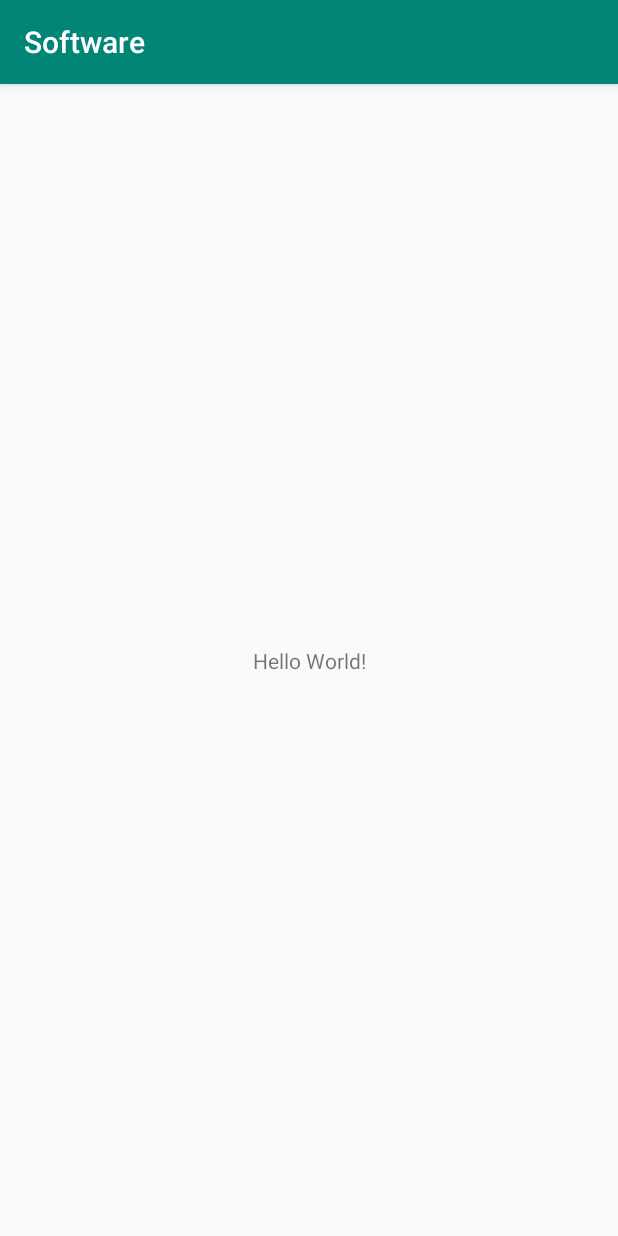
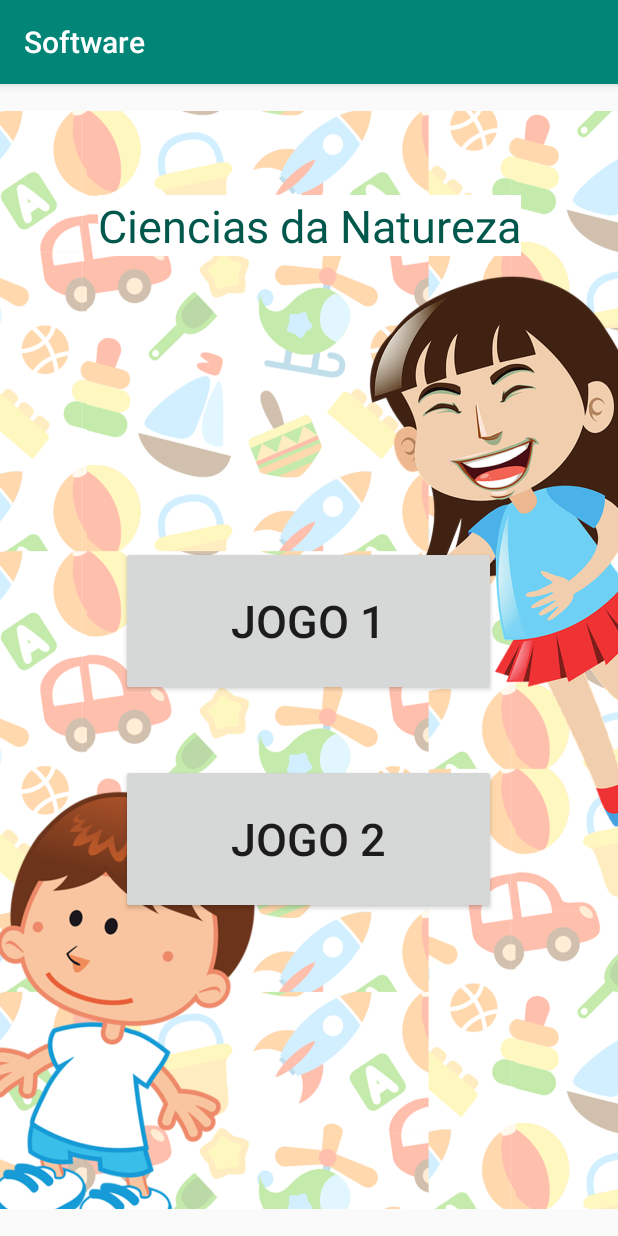
Before and after one commit to wesleygrignani/EngSoftware, an Android app: the screen it shows after launch (MainActivity), on a phone screen of 412 x 824 dp. Run offline under Robolectric (Android 15) with nearby library versions, the phone set to English and light mode, and no system bars.

Commit message:
Menu feito

```diff
--- a/app/src/main/AndroidManifest.xml
+++ b/app/src/main/AndroidManifest.xml
@@ -16,6 +16,7 @@
                 <category android:name="android.intent.category.LAUNCHER" />
             </intent-filter>
         </activity>
+        <activity android:name=".CorpoHumano"></activity>
     </application>
 
 </manifest>
--- /dev/null
+++ b/app/src/main/java/com/example/software/CorpoHumano.java
@@ -0,0 +1,17 @@
+package com.example.software;
+
+import androidx.appcompat.app.AppCompatActivity;
+
+import android.os.Bundle;
+import android.widget.Button;
+
+public class CorpoHumano extends AppCompatActivity {
+
+    Button jogo1, jogo2;
+
+    @Override
+    protected void onCreate(Bundle savedInstanceState) {
+        super.onCreate(savedInstanceState);
+        setContentView(R.layout.activity_corpohumano);
+    }
+}
--- a/app/src/main/java/com/example/software/MainActivity.java
+++ b/app/src/main/java/com/example/software/MainActivity.java
@@ -1,16 +1,35 @@
 package com.example.software;
 
-        import androidx.appcompat.app.AppCompatActivity;
+import androidx.appcompat.app.AppCompatActivity;
 
-        import android.os.Bundle;
+import android.content.Intent;
+import android.os.Bundle;
+import android.view.View;
+import android.widget.Button;
+import android.widget.Toast;
 
 public class MainActivity extends AppCompatActivity {
+
+    Button jogo1,jogo2;
 
     @Override
     protected void onCreate(Bundle savedInstanceState) {
         super.onCreate(savedInstanceState);
         setContentView(R.layout.activity_main);
+        jogo1 = findViewById(R.id.jogo1);
+        jogo2 = findViewById(R.id.jogo2);
     }
 
-    public void teste(){}
-}
+
+    public void primeiroJogo(View v){
+        startActivity(new Intent(getBaseContext(),CorpoHumano.class));
+    }
+
+    public void segundoJogo(View v){
+        startActivity(new Intent(getBaseContext(),CorpoHumano.class));
+
+    }
+
+
+
+    }
--- /dev/null
+++ b/app/src/main/res/layout/activity_corpohumano.xml
@@ -0,0 +1,6 @@
+<?xml version="1.0" encoding="utf-8"?>
+<LinearLayout xmlns:android="http://schemas.android.com/apk/res/android"
+    android:orientation="vertical" android:layout_width="match_parent"
+    android:layout_height="match_parent">
+
+</LinearLayout>
--- a/app/src/main/res/layout/activity_main.xml
+++ b/app/src/main/res/layout/activity_main.xml
@@ -6,13 +6,59 @@
     android:layout_height="match_parent"
     tools:context=".MainActivity">
 
-    <TextView
+    <Button
+        android:id="@+id/jogo1"
+        style="@style/Widget.AppCompat.Button"
+        android:layout_width="250dp"
+        android:layout_height="100dp"
+        android:onClick="primeiroJogo"
+        android:text="JOGO 1"
+        android:textSize="30sp"
+        app:layout_constraintBottom_toBottomOf="parent"
+        app:layout_constraintEnd_toEndOf="parent"
+        app:layout_constraintHorizontal_bias="0.497"
+        app:layout_constraintStart_toStartOf="parent"
+        app:layout_constraintTop_toTopOf="parent"
+        app:layout_constraintVertical_bias="0.461" />
+
+    <Button
+        android:id="@+id/jogo2"
+        style="@style/Widget.AppCompat.Button"
+        android:layout_width="250dp"
+        android:layout_height="100dp"
+        android:onClick="segundoJogo"
+        android:text="JOGO 2"
+        android:textSize="30sp"
+        app:layout_constraintBottom_toBottomOf="parent"
+        app:layout_constraintEnd_toEndOf="parent"
+        app:layout_constraintHorizontal_bias="0.497"
+        app:layout_constraintStart_toStartOf="parent"
+        app:layout_constraintTop_toTopOf="parent"
+        app:layout_constraintVertical_bias="0.679" />
+
+    <ImageView
+        android:id="@+id/imageView6"
         android:layout_width="wrap_content"
         android:layout_height="wrap_content"
-        android:text="Hello World!"
+        app:layout_constraintBottom_toBottomOf="parent"
+        app:layout_constraintEnd_toEndOf="parent"
+        app:layout_constraintStart_toStartOf="parent"
+        app:layout_constraintTop_toTopOf="parent"
+        app:srcCompat="@drawable/imagem" />
+
+    <TextView
+        android:id="@+id/textView"
+        android:layout_width="wrap_content"
+        android:layout_height="wrap_content"
+        android:background="#FFFFFF"
+        android:text="Ciencias da Natureza"
+        android:textColor="@color/colorPrimaryDark"
+        android:textSize="30sp"
+        android:visibility="visible"
         app:layout_constraintBottom_toBottomOf="parent"
         app:layout_constraintLeft_toLeftOf="parent"
         app:layout_constraintRight_toRightOf="parent"
-        app:layout_constraintTop_toTopOf="parent" />
+        app:layout_constraintTop_toTopOf="parent"
+        app:layout_constraintVertical_bias="0.102" />
 
 </androidx.constraintlayout.widget.ConstraintLayout>
--- a/app/src/main/res/values/strings.xml
+++ b/app/src/main/res/values/strings.xml
@@ -1,3 +1,3 @@
 <resources>
-    <string name="app_name">Software</string>
+<string name="app_name">Software</string>
 </resources>
```
Also changed, not shown: app/src/main/res/drawable/imagem.png (added).
